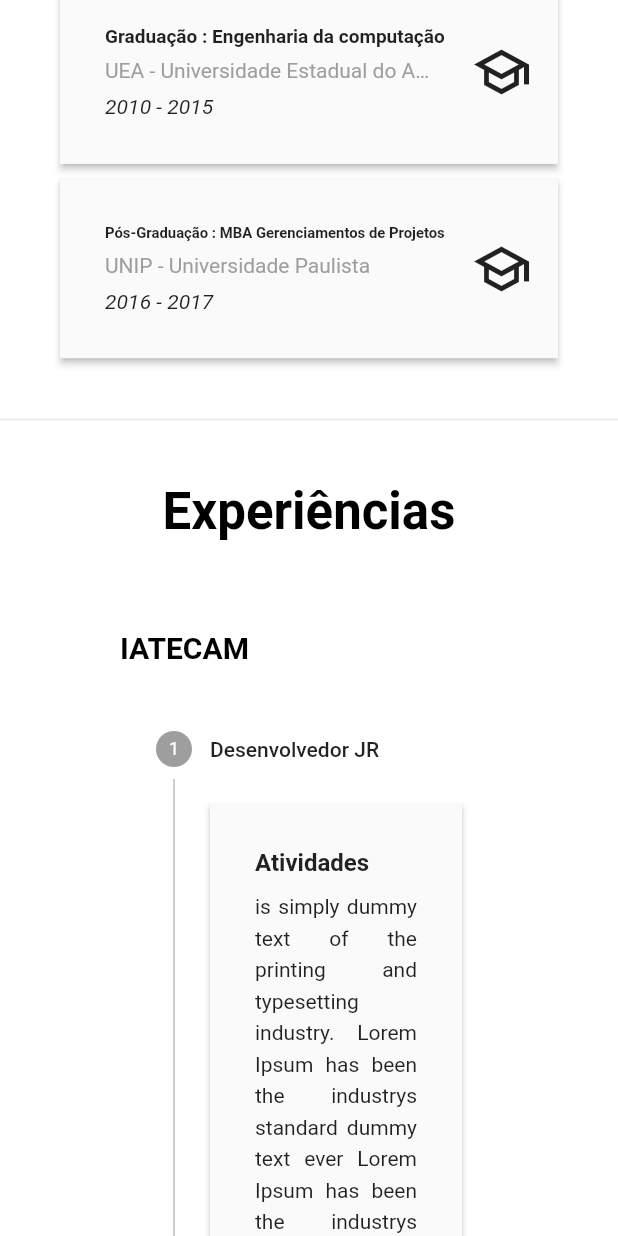
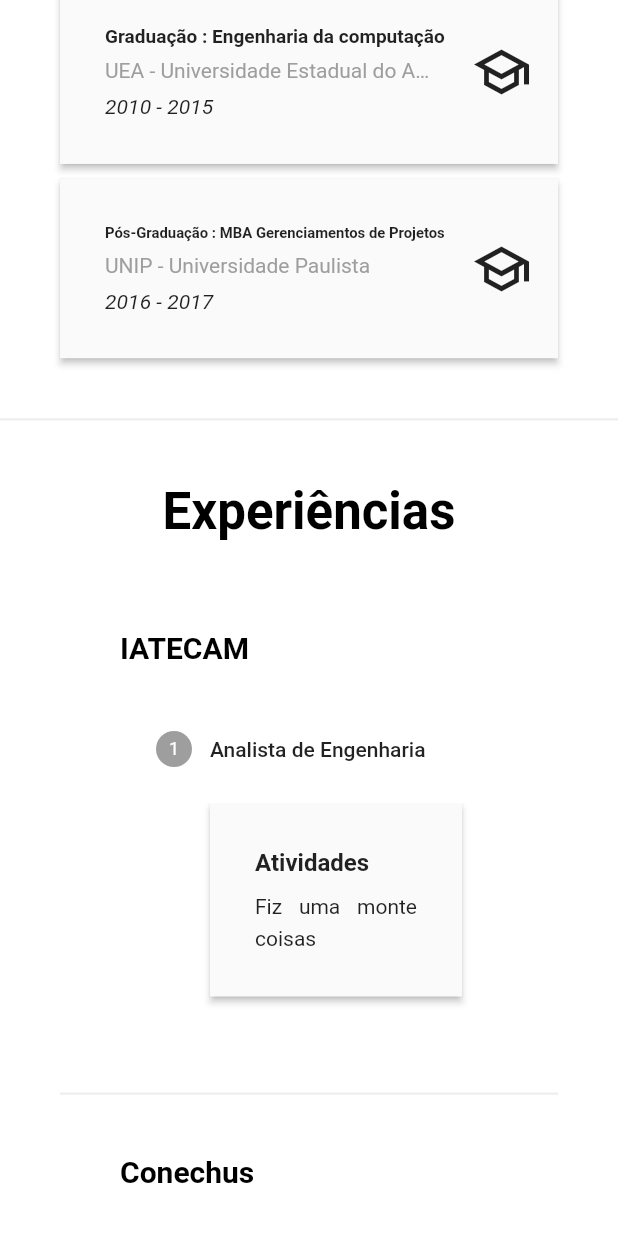
Before and after one commit to Kdiaseng/portfolio_app, a Flutter app: the screen it shows after launch, scrolled down 1152 dp, on a phone screen of 412 x 824 dp. Run offline on Flutter 3.47's test engine with Material 2 defaults, Android fonts, the phone set to English and light mode, and no system bars; drawn by our look-alikes of scrollable_positioned_list.

Commit message:
feat: use provider in experience_component.dart

```diff
--- a/lib/bloc/main_bloc.dart
+++ b/lib/bloc/main_bloc.dart
@@ -35,5 +35,6 @@ class MainBloc {
     _academics = academics;
     _abilities = abilities;
     _interestAreas = interestAreas;
+    _experiences = experiences;
   }
 }
--- a/lib/page/components/experience_component.dart
+++ b/lib/page/components/experience_component.dart
@@ -1,6 +1,8 @@
 import 'package:flutter/material.dart';
+import 'package:portfolio_app/bloc/main_bloc.dart';
 import 'package:portfolio_app/page/components/card_component.dart';
 import 'package:portfolio_app/page/components/stepper_exeperience_component.dart';
+import 'package:provider/provider.dart';
 
 class ExperienceComponent extends StatelessWidget {
   const ExperienceComponent({Key? key}) : super(key: key);
@@ -8,17 +10,25 @@ class ExperienceComponent extends StatelessWidget {
   @override
   Widget build(BuildContext context) {
     final theme = Theme.of(context).textTheme;
+    final provider = Provider.of<MainBloc>(context);
+
+    List<Widget> widgets = [
+      Text(
+        'Experiências',
+        style: theme.headline4
+            ?.copyWith(fontWeight: FontWeight.bold, color: Colors.black),
+      ),
+      const SizedBox(height: 20)
+    ];
+
+    final stepperExperiences = provider.experiences
+        .map(
+            (experienceModel) => StepperExperience(experience: experienceModel))
+        .toList();
+
     return CardComponent(
       child: Column(
-        children: [
-          Text(
-            'Experiências',
-            style: theme.headline4
-                ?.copyWith(fontWeight: FontWeight.bold, color: Colors.black),
-          ),
-          const SizedBox(height: 20),
-          const StepperExperience()
-        ],
+        children: widgets + stepperExperiences,
       ),
     );
   }
--- a/lib/page/components/stepper_exeperience_component.dart
+++ b/lib/page/components/stepper_exeperience_component.dart
@@ -1,8 +1,11 @@
 import 'package:flutter/material.dart';
+import 'package:portfolio_app/model/experience_model.dart';
 import 'package:portfolio_app/page/components/card_component.dart';
 
 class ContentStepper extends StatelessWidget {
-  const ContentStepper({Key? key}) : super(key: key);
+  const ContentStepper({Key? key, required this.activities}) : super(key: key);
+
+  final String activities;
 
   @override
   Widget build(BuildContext context) {
@@ -16,27 +19,15 @@ class ContentStepper extends StatelessWidget {
           padding: const EdgeInsets.all(30.0),
           child: Column(
             crossAxisAlignment: CrossAxisAlignment.start,
-            children: const [
-              Text(
+            children: [
+              const Text(
                 'Atividades',
                 style: TextStyle(fontSize: 16, fontWeight: FontWeight.bold),
               ),
-              SizedBox(height: 8),
-              Text(
-                  'is simply dummy text of the printing and typesetting industry.'
-                  ' Lorem Ipsum has been the industrys standard dummy text ever '
-                  ' Lorem Ipsum has been the industrys standard dummy text ever '
-                  ' Lorem Ipsum has been the industrys standard dummy text ever '
-                  ' Lorem Ipsum has been the industrys standard dummy text ever '
-                  ' Lorem Ipsum has been the industrys standard dummy text ever '
-                  ' Lorem Ipsum has been the industrys standard dummy text ever '
-                  ' Lorem Ipsum has been the industrys standard dummy text ever '
-                  ' Lorem Ipsum has been the industrys standard dummy text ever '
-                  ' Lorem Ipsum has been the industrys standard dummy text ever '
-                  ' Lorem Ipsum has been the industrys standard dummy text ever '
-                  'since the 1500s, when an unknown printer took a galley of type',
+              const SizedBox(height: 8),
+              Text(activities,
                   textAlign: TextAlign.justify,
-                  style: TextStyle(height: 1.5)),
+                  style: const TextStyle(height: 1.5)),
             ],
           ),
         ),
@@ -45,8 +36,18 @@ class ContentStepper extends StatelessWidget {
   }
 }
 
-class StepperExperience extends StatelessWidget {
-  const StepperExperience({Key? key}) : super(key: key);
+class StepperExperience extends StatefulWidget {
+  const StepperExperience({Key? key, required this.experience})
+      : super(key: key);
+
+  final ExperienceModel experience;
+
+  @override
+  State<StepperExperience> createState() => _StepperExperienceState();
+}
+
+class _StepperExperienceState extends State<StepperExperience> {
+  int _index = 0;
 
   @override
   Widget build(BuildContext context) {
@@ -57,7 +58,7 @@ class StepperExperience extends StatelessWidget {
           Align(
             alignment: Alignment.centerLeft,
             child: Text(
-              'IATECAM',
+              widget.experience.company,
               style: theme.headline6
                   ?.copyWith(fontWeight: FontWeight.bold, color: Colors.black),
               textAlign: TextAlign.start,
@@ -65,24 +66,21 @@ class StepperExperience extends StatelessWidget {
           ),
           const SizedBox(height: 20),
           Stepper(
-              controlsBuilder: (context, details) {
-                return Container();
-              },
-              currentStep: 0,
-              steps: const [
-                Step(
-                  title: Text('Desenvolvedor JR'),
-                  content: ContentStepper(),
-                ),
-                Step(
-                  title: Text('Desenvolvedor PL'),
-                  content: ContentStepper(),
-                ),
-                Step(
-                  title: Text('Desenvolvedor Sr'),
-                  content: ContentStepper(),
-                ),
-              ])
+            controlsBuilder: (context, details) {
+              return Container();
+            },
+            currentStep: _index,
+            onStepTapped: ((value) {
+              setState(() {
+                _index = value;
+              });
+            }),
+            steps: widget.experience.experienceDetails
+                .map((e) => Step(
+                    title: Text(e.role),
+                    content: ContentStepper(activities: e.descriptions)))
+                .toList(),
+          )
         ],
       ),
     );
```
